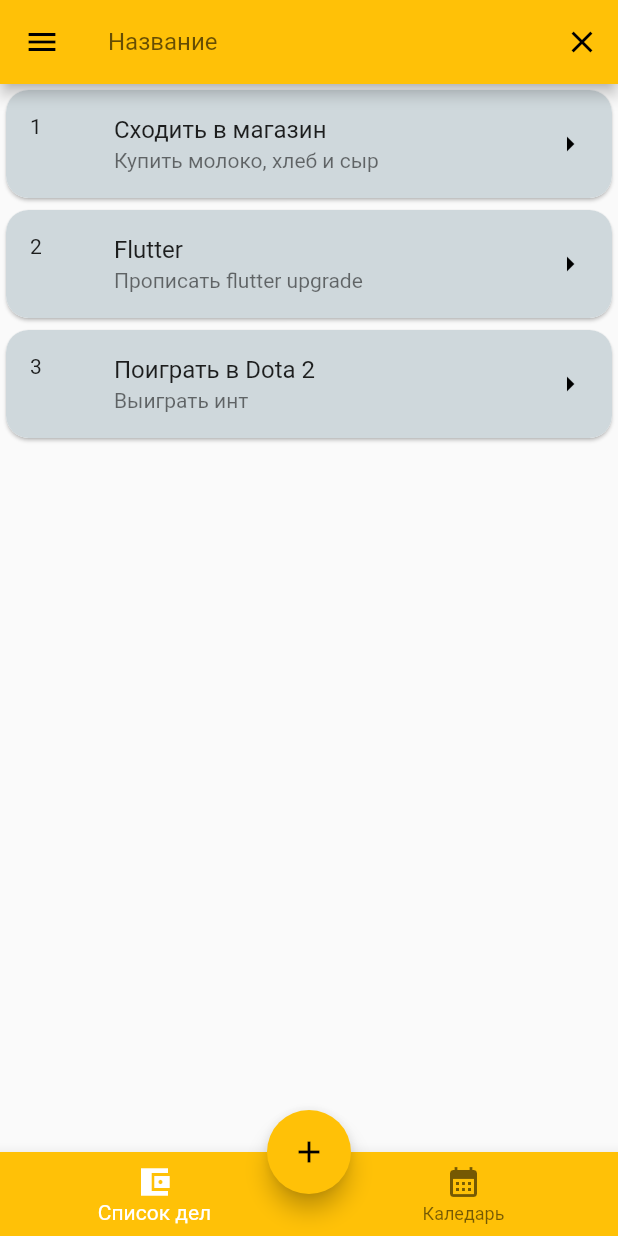
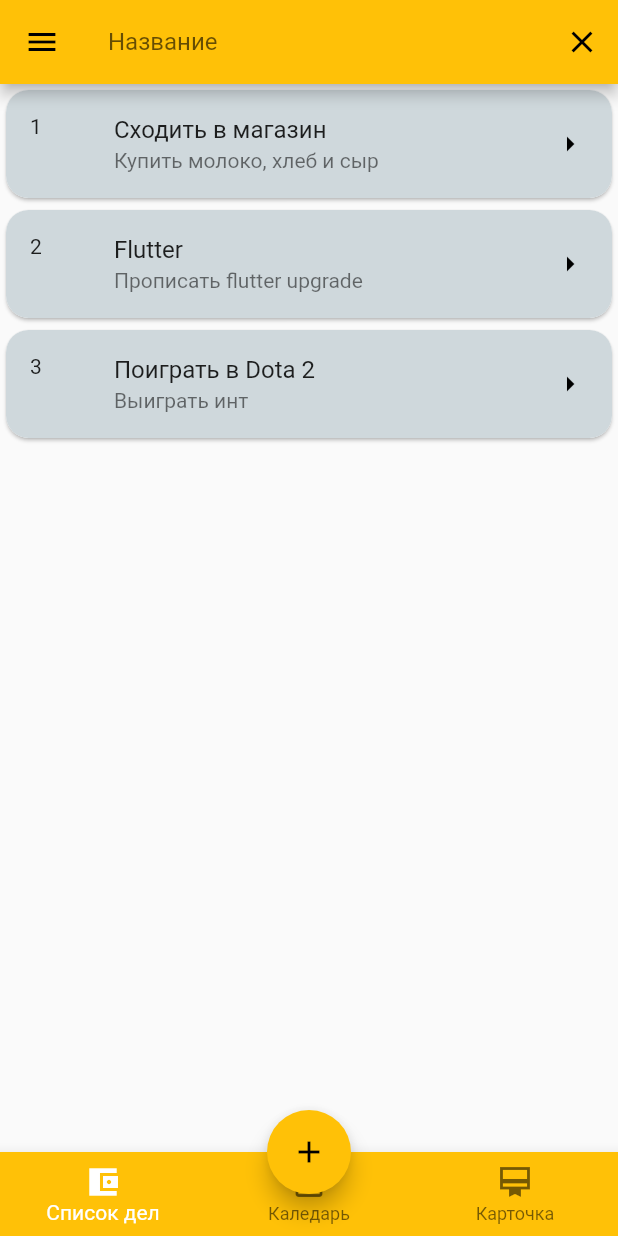
Before and after one commit to WingiM/flutter_lessons, a Flutter app: the HomePage screen opened by its route, after a tap on the "search" icon, on a phone screen of 412 x 824 dp. Run offline on Flutter 3.47's test engine with Material 2 defaults, Android fonts, the phone set to English and light mode, and no system bars; missing offline and left inert: infinite_listview.

```diff
--- a/lib/pages/home.dart
+++ b/lib/pages/home.dart
@@ -1,5 +1,6 @@
 import 'package:flutter/material.dart';
 import 'package:flutter_lessons/pages/deals.dart';
+import 'package:flutter_lessons/pages/scroll.dart';
 
 import 'calendar.dart';
 
@@ -26,6 +27,7 @@ class _HomePageState extends State<HomePage> {
     final listPages = [
       DealsPage(searchText),
       const CalendarPage(),
+      const CardPage(),
     ];
 
     return listPages[index];
@@ -114,16 +116,25 @@ class _HomePageState extends State<HomePage> {
               icon: Icon(Icons.calendar_month),
               label: 'Каледарь',
             ),
+            BottomNavigationBarItem(
+              icon: Icon(Icons.card_membership_sharp),
+              label: 'Карточка',
+            ),
           ],
           onTap: (value) {
             setState(() {
               index = value;
-              if (index != 0) {
-                title = 'Календарь';
-                _showButton = false;
-              } else {
-                title = "Список дел";
-                _showButton = true;
+              _showButton = index == 0;
+              switch (index) {
+                case 0:
+                  title = "Список дел";
+                  break;
+                case 1:
+                  title = 'Календарь';
+                  break;
+                case 2:
+                  title = 'Карточка';
+                  break;
               }
             });
           }),
--- a/pubspec.yaml
+++ b/pubspec.yaml
@@ -9,6 +9,7 @@ environment:
 dependencies:
   flutter:
     sdk: flutter
+  infinite_listview: ^1.1.0
 
 dev_dependencies:
   flutter_test:
```
Also changed, not shown: lib/pages/scroll.dart (added, +56 -0 lines), pubspec.lock.
